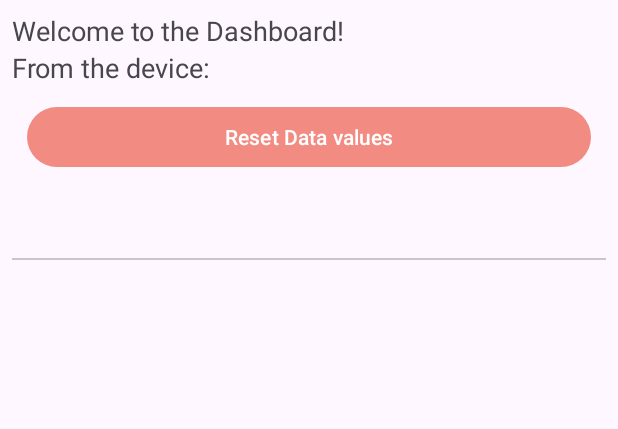
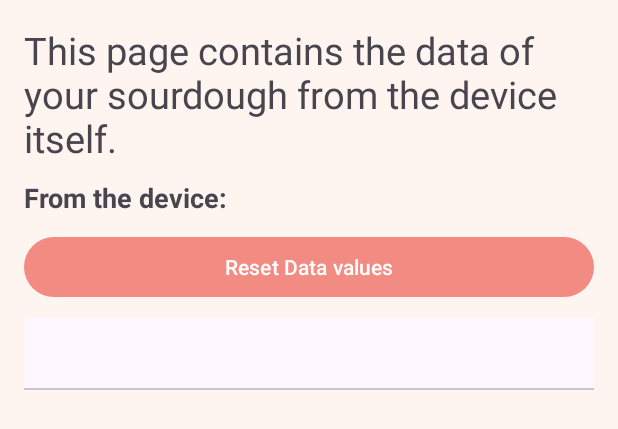
Before and after one commit to joof1234/390_sourdough_helper, an Android app: the layout activity_data_graph.xml on its own in the app's theme, with its tools: preview values and no code run, on a phone screen of 412 x 824 dp. Shown: the top 429 px of the screen. Run offline under Robolectric (Android 15) with nearby library versions, the phone set to English and light mode, and no system bars; plain views replace LineChart.

Commit message:
fixing a bit more UI, and fixing the data graphs not being able to fetch the MAC address to graph the data from the database

```diff
--- a/app/src/main/java/com/example/mainactivity/DataGraphActivity.java
+++ b/app/src/main/java/com/example/mainactivity/DataGraphActivity.java
@@ -71,7 +71,7 @@ public class DataGraphActivity extends AppCompatActivity {
             ActionBar actionBar = getSupportActionBar();
             ColorDrawable colorDrawable = new ColorDrawable(Color.parseColor("#cc8e90"));
             actionBar.setBackgroundDrawable(colorDrawable);
-            actionBar.setTitle(Html.fromHtml("<font color='#ffffff'>Starter Dashboard </font>"));
+            actionBar.setTitle(Html.fromHtml("<font color='#ffffff'>Starter Data Graphs </font>"));
         }
 
         //setup the pager and the tab layout
--- a/app/src/main/java/com/example/mainactivity/SensorFragment.java
+++ b/app/src/main/java/com/example/mainactivity/SensorFragment.java
@@ -110,7 +110,7 @@ public class SensorFragment extends Fragment {
         dataSet.setColor(getColorForLabel(label));  //color depends on the type of measurement
         dataSet.setDrawCircles(false);              //hides the dots
         //dataSet.setCircleRadius(4f);              //you can have dots, now no need.
-        dataSet.setLineWidth(3f);                   //line width
+        dataSet.setLineWidth(1f);                   //line width
 
         //setup the chart with the data
         LineData lineData = new LineData(dataSet);
--- a/app/src/main/res/layout/activity_data_graph.xml
+++ b/app/src/main/res/layout/activity_data_graph.xml
@@ -2,22 +2,27 @@
 <LinearLayout xmlns:android="http://schemas.android.com/apk/res/android"
     android:layout_width="match_parent"
     android:layout_height="match_parent"
+    xmlns:app="http://schemas.android.com/apk/res-auto"
     android:orientation="vertical"
-    android:padding="8dp">
+    android:padding="16dp"
+    android:background="@color/background_color">
 
     <TextView
         android:id="@+id/Summary"
         android:layout_width="match_parent"
         android:layout_height="wrap_content"
-        android:textSize="18sp"
-        android:text="Welcome to the Dashboard!"/>
+        android:textSize="25sp"
+        android:layout_marginBottom="10dp"
+        android:text="This page contains the data of your sourdough from the device itself."/>
 
     <TextView
         android:id="@+id/device_msg"
         android:layout_width="match_parent"
         android:layout_height="wrap_content"
         android:text="From the device: "
-        android:textSize="18sp" />
+        android:textSize="18sp"
+        android:layout_marginBottom="10dp"
+        android:textStyle="bold" />
 
     <!--old graph-->
     <!--    <com.github.mikephil.charting.charts.LineChart-->
@@ -29,7 +34,9 @@
         android:layout_height="wrap_content"
         android:id="@+id/db_reset"
         android:text="Reset Data values"
-        android:layout_margin="10dp"/>
+        android:layout_marginBottom="10dp"
+        app:cornerRadius="20dp"
+        app:iconPadding="12dp"/>
 
     <com.google.android.material.tabs.TabLayout
         android:id="@+id/tabLayout"
--- a/app/src/main/res/layout/activity_device_data.xml
+++ b/app/src/main/res/layout/activity_device_data.xml
@@ -16,7 +16,7 @@
         android:id="@+id/textViewStarterNameDashboard"
         android:layout_width="match_parent"
         android:layout_height="wrap_content"
-        android:layout_marginTop="100dp"
+        android:layout_marginTop="50dp"
         android:text="Starter Name"
         android:textAlignment="center"
         android:textColor="@color/primary_text"
```
Also changed, not shown: app/src/main/java/com/example/mainactivity/DeviceDataActivity.java (+6 -56 lines).
